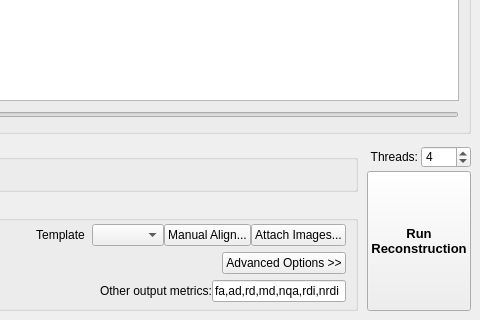
The window that reconstruction/reconstruction_window.ui (frankyeh/DSI-Studio) describes before a commit, drawn with Qt 5; both pictures show x 368 to 848 and y 386 to 706 of the 848 by 706 pixel window.
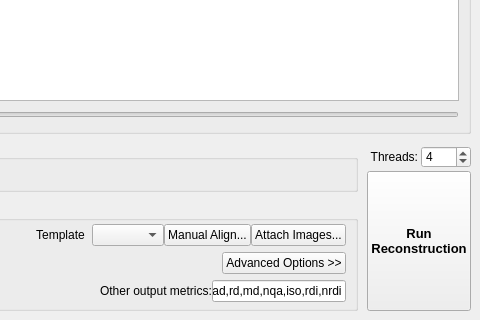
The same window after the commit. Icons and pictures are not drawn.

Diff of the .ui file:
```diff
--- a/reconstruction/reconstruction_window.ui
+++ b/reconstruction/reconstruction_window.ui
@@ -926,7 +926,7 @@
                     <item>
                      <widget class="QLineEdit" name="other_output">
                       <property name="text">
-                       <string>fa,ad,rd,md,nqa,rdi,nrdi</string>
+                       <string>fa,ad,rd,md,nqa,iso,rdi,nrdi</string>
                       </property>
                      </widget>
                     </item>
```
